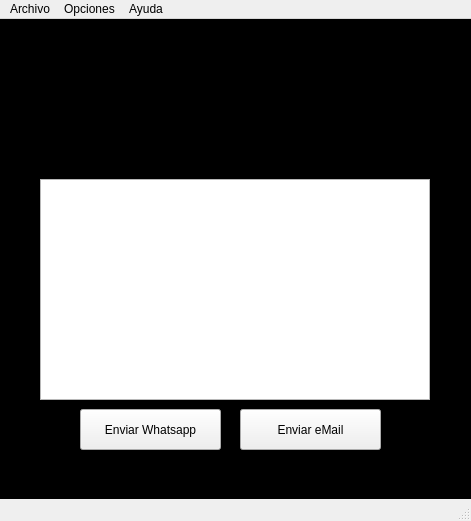
Qt form gui/master.ui (XabiTobias/movil2pc) before a commit.
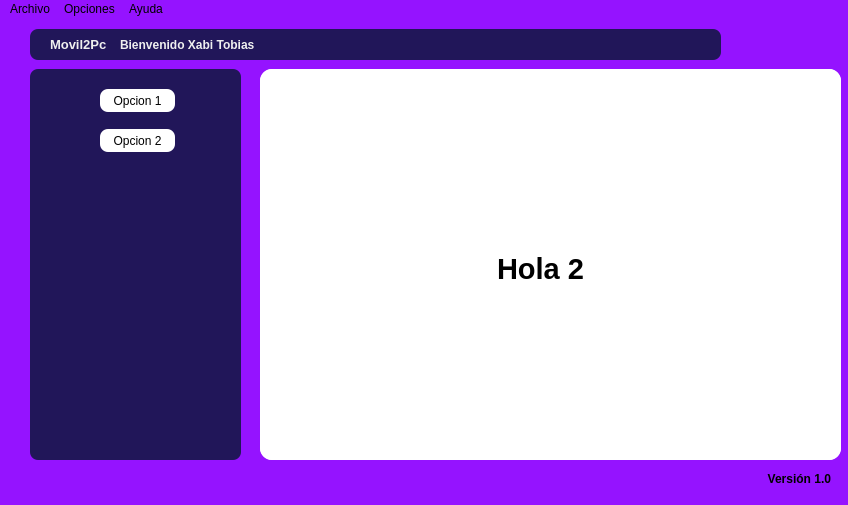
The same form after that commit. Icons and pictures are not drawn.

What changed in the file:
```diff
--- a/gui/master.ui
+++ b/gui/master.ui
@@ -6,74 +6,83 @@
    <rect>
     <x>0</x>
     <y>0</y>
-    <width>471</width>
-    <height>521</height>
+    <width>848</width>
+    <height>505</height>
    </rect>
   </property>
   <property name="windowTitle">
    <string>MainWindow</string>
   </property>
   <property name="styleSheet">
-   <string notr="true"/>
+   <string notr="true">background-color: rgb(149, 19, 255);</string>
   </property>
   <widget class="QWidget" name="centralwidget">
-   <widget class="QLabel" name="titulo">
+   <widget class="QFrame" name="FrameCabecera">
     <property name="geometry">
      <rect>
       <x>30</x>
-      <y>20</y>
-      <width>421</width>
-      <height>121</height>
+      <y>10</y>
+      <width>691</width>
+      <height>31</height>
      </rect>
     </property>
-    <property name="autoFillBackground">
-     <bool>false</bool>
-    </property>
     <property name="styleSheet">
-     <string notr="true">background-image: url(:/imagenes/logo1peq.png);</string>
+     <string notr="true">background-color: rgb(33, 22, 89);
+border-radius: 8px;</string>
     </property>
-    <property name="text">
-     <string/>
-    </property>
-    <property name="textFormat">
-     <enum>Qt::RichText</enum>
-    </property>
-    <property name="scaledContents">
-     <bool>true</bool>
-    </property>
-    <property name="indent">
-     <number>1</number>
-    </property>
-   </widget>
-   <widget class="QTextBrowser" name="gui_listaPersonas">
-    <property name="geometry">
-     <rect>
-      <x>40</x>
-      <y>160</y>
-      <width>390</width>
-      <height>221</height>
-     </rect>
-    </property>
-   </widget>
-   <widget class="QFrame" name="FramePrincipal">
-    <property name="geometry">
-     <rect>
-      <x>0</x>
-      <y>0</y>
-      <width>471</width>
-      <height>481</height>
-     </rect>
-    </property>
-    <property name="styleSheet">
-     <string notr="true">background-color: rgb(0, 0, 0);</string>
-    </property>
-    <layout class="QVBoxLayout" name="verticalLayout"/>
+    <widget class="QLabel" name="titApp">
+     <property name="geometry">
+      <rect>
+       <x>20</x>
+       <y>8</y>
+       <width>60</width>
+       <height>15</height>
+      </rect>
+     </property>
+     <property name="maximumSize">
+      <size>
+       <width>60</width>
+       <height>16777215</height>
+      </size>
+     </property>
+     <property name="styleSheet">
+      <string notr="true">font: 8pt &quot;Century Gothic&quot;;</string>
+     </property>
+     <property name="text">
+      <string>&lt;html&gt;&lt;head/&gt;&lt;body&gt;&lt;p&gt;&lt;span style=&quot; font-size:10pt; font-weight:600; color:#efefef;&quot;&gt;Movil2Pc&lt;/span&gt;&lt;/p&gt;&lt;/body&gt;&lt;/html&gt;</string>
+     </property>
+    </widget>
+    <widget class="QLabel" name="MensBienve">
+     <property name="geometry">
+      <rect>
+       <x>90</x>
+       <y>8</y>
+       <width>141</width>
+       <height>16</height>
+      </rect>
+     </property>
+     <property name="maximumSize">
+      <size>
+       <width>150</width>
+       <height>150</height>
+      </size>
+     </property>
+     <property name="styleSheet">
+      <string notr="true">font: 8pt &quot;Century Gothic&quot;;</string>
+     </property>
+     <property name="frameShape">
+      <enum>QFrame::NoFrame</enum>
+     </property>
+     <property name="text">
+      <string>&lt;html&gt;&lt;head/&gt;&lt;body&gt;&lt;p&gt;&lt;span style=&quot; font-size:9pt; font-weight:600; color:#efefef;&quot;&gt;Bienvenido Xabi Tobias&lt;/span&gt;&lt;/p&gt;&lt;/body&gt;&lt;/html&gt;</string>
+     </property>
+    </widget>
    </widget>
    <widget class="QLabel" name="gui_labelp">
     <property name="geometry">
      <rect>
-      <x>360</x>
-      <y>440</y>
+      <x>760</x>
+      <y>450</y>
       <width>71</width>
       <height>21</height>
      </rect>
@@ -85,51 +94,197 @@
      <bool>false</bool>
     </property>
    </widget>
-   <widget class="QPushButton" name="btn_enviarWhats">
+   <widget class="QLabel" name="cabMinimizar">
     <property name="geometry">
      <rect>
-      <x>80</x>
-      <y>390</y>
-      <width>141</width>
-      <height>41</height>
+      <x>730</x>
+      <y>10</y>
+      <width>31</width>
+      <height>31</height>
      </rect>
     </property>
     <property name="styleSheet">
-     <string notr="true">font: 87 10pt &quot;Arial Black&quot;;</string>
+     <string notr="true">image: url(:/imagenes/minimizar2.png);</string>
     </property>
     <property name="text">
-     <string>Enviar Whatsapp</string>
+     <string>&lt;html&gt;&lt;head/&gt;&lt;body&gt;&lt;p&gt;&lt;br/&gt;&lt;/p&gt;&lt;/body&gt;&lt;/html&gt;</string>
     </property>
+    <property name="scaledContents">
+     <bool>false</bool>
+    </property>
+    <property name="wordWrap">
+     <bool>false</bool>
+    </property>
    </widget>
-   <widget class="QPushButton" name="btn_enviarMail">
+   <widget class="QLabel" name="cabMaximizar">
     <property name="geometry">
      <rect>
-      <x>240</x>
-      <y>390</y>
-      <width>141</width>
-      <height>41</height>
+      <x>770</x>
+      <y>10</y>
+      <width>31</width>
+      <height>31</height>
      </rect>
     </property>
     <property name="styleSheet">
-     <string notr="true">font: 87 10pt &quot;Arial Black&quot;;</string>
+     <string notr="true">image: url(:/imagenes/maximizar.png);</string>
     </property>
     <property name="text">
-     <string>Enviar eMail</string>
+     <string>&lt;html&gt;&lt;head/&gt;&lt;body&gt;&lt;p&gt;&lt;br/&gt;&lt;/p&gt;&lt;/body&gt;&lt;/html&gt;</string>
     </property>
+    <property name="scaledContents">
+     <bool>false</bool>
+    </property>
+    <property name="wordWrap">
+     <bool>false</bool>
+    </property>
    </widget>
-   <zorder>FramePrincipal</zorder>
-   <zorder>titulo</zorder>
-   <zorder>gui_listaPersonas</zorder>
-   <zorder>gui_labelp</zorder>
-   <zorder>btn_enviarWhats</zorder>
-   <zorder>btn_enviarMail</zorder>
+   <widget class="QLabel" name="cabCerrar">
+    <property name="geometry">
+     <rect>
+      <x>810</x>
+      <y>10</y>
+      <width>31</width>
+      <height>31</height>
+     </rect>
+    </property>
+    <property name="styleSheet">
+     <string notr="true">image: url(:/imagenes/cerrar.png);</string>
+    </property>
+    <property name="text">
+     <string>&lt;html&gt;&lt;head/&gt;&lt;body&gt;&lt;p&gt;&lt;br/&gt;&lt;/p&gt;&lt;/body&gt;&lt;/html&gt;</string>
+    </property>
+    <property name="scaledContents">
+     <bool>false</bool>
+    </property>
+    <property name="wordWrap">
+     <bool>false</bool>
+    </property>
+   </widget>
+   <widget class="QFrame" name="frameOpciones">
+    <property name="geometry">
+     <rect>
+      <x>30</x>
+      <y>50</y>
+      <width>211</width>
+      <height>391</height>
+     </rect>
+    </property>
+    <property name="styleSheet">
+     <string notr="true">background-color: rgb(33, 22, 89);
+border-radius: 8px;</string>
+    </property>
+    <property name="frameShape">
+     <enum>QFrame::StyledPanel</enum>
+    </property>
+    <property name="frameShadow">
+     <enum>QFrame::Raised</enum>
+    </property>
+    <widget class="QPushButton" name="btnOpt1">
+     <property name="geometry">
+      <rect>
+       <x>70</x>
+       <y>20</y>
+       <width>75</width>
+       <height>23</height>
+      </rect>
+     </property>
+     <property name="styleSheet">
+      <string notr="true">background-color: rgb(255, 255, 255);</string>
+     </property>
+     <property name="text">
+      <string>Opcion 1</string>
+     </property>
+    </widget>
+    <widget class="QPushButton" name="btnOpt2">
+     <property name="geometry">
+      <rect>
+       <x>70</x>
+       <y>60</y>
+       <width>75</width>
+       <height>23</height>
+      </rect>
+     </property>
+     <property name="styleSheet">
+      <string notr="true">background-color: rgb(255, 255, 255);</string>
+     </property>
+     <property name="text">
+      <string>Opcion 2</string>
+     </property>
+    </widget>
+   </widget>
+   <widget class="QFrame" name="framePrincipal1">
+    <property name="geometry">
+     <rect>
+      <x>260</x>
+      <y>50</y>
+      <width>581</width>
+      <height>391</height>
+     </rect>
+    </property>
+    <property name="styleSheet">
+     <string notr="true">background-color: rgb(255,255,255);
+border-radius: 12px;</string>
+    </property>
+    <property name="frameShape">
+     <enum>QFrame::StyledPanel</enum>
+    </property>
+    <property name="frameShadow">
+     <enum>QFrame::Raised</enum>
+    </property>
+    <widget class="QLabel" name="Hola1">
+     <property name="geometry">
+      <rect>
+       <x>190</x>
+       <y>170</y>
+       <width>181</width>
+       <height>61</height>
+      </rect>
+     </property>
+     <property name="text">
+      <string>&lt;html&gt;&lt;head/&gt;&lt;body&gt;&lt;p align=&quot;center&quot;&gt;&lt;span style=&quot; font-size:22pt; font-weight:600;&quot;&gt;Hola 1&lt;/span&gt;&lt;/p&gt;&lt;/body&gt;&lt;/html&gt;</string>
+     </property>
+    </widget>
+    <widget class="QFrame" name="framePrincipal2">
+     <property name="geometry">
+      <rect>
+       <x>0</x>
+       <y>0</y>
+       <width>581</width>
+       <height>391</height>
+      </rect>
+     </property>
+     <property name="styleSheet">
+      <string notr="true">background-color: rgb(255,255,255);
+border-radius: 12px;</string>
+     </property>
+     <property name="frameShape">
+      <enum>QFrame::StyledPanel</enum>
+     </property>
+     <property name="frameShadow">
+      <enum>QFrame::Raised</enum>
+     </property>
+     <widget class="QLabel" name="Hola1_2">
+      <property name="geometry">
+       <rect>
+        <x>190</x>
+        <y>170</y>
+        <width>181</width>
+        <height>61</height>
+       </rect>
+      </property>
+      <property name="text">
+       <string>&lt;html&gt;&lt;head/&gt;&lt;body&gt;&lt;p align=&quot;center&quot;&gt;&lt;span style=&quot; font-size:22pt; font-weight:600;&quot;&gt;Hola 2&lt;/span&gt;&lt;/p&gt;&lt;/body&gt;&lt;/html&gt;</string>
+      </property>
+     </widget>
+    </widget>
+   </widget>
   </widget>
   <widget class="QMenuBar" name="menubar">
    <property name="geometry">
     <rect>
      <x>0</x>
      <y>0</y>
-     <width>471</width>
+     <width>848</width>
      <height>21</height>
     </rect>
    </property>
@@ -163,7 +318,6 @@
    <addaction name="menuOpciones"/>
    <addaction name="menuAyuda"/>
   </widget>
-  <widget class="QStatusBar" name="statusbar"/>
   <action name="act_borrarBD">
    <property name="text">
     <string>Ya se me ocurrira algo</string>
```
Left out of the diff: 2 changed lines with no effect on the pictures.
